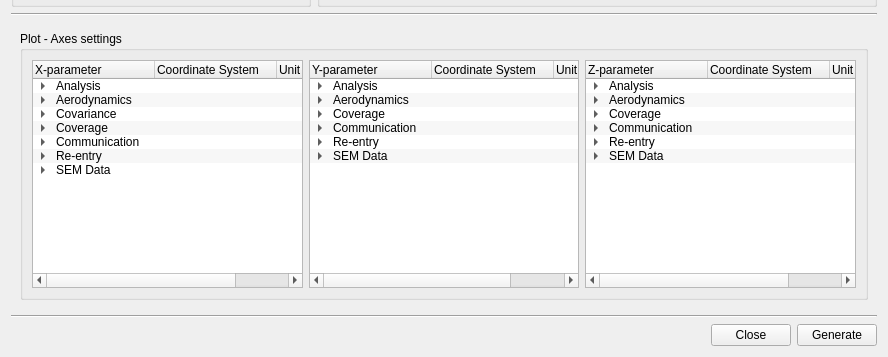
Above: sta-src/Analysis/analysis.ui from Dwarf-Planet-Project/SpaceDesignTool before the change; both pictures show x 0 to 888 and y 328 to 685 of the 888 by 685 pixel window. Below: the same form after it.
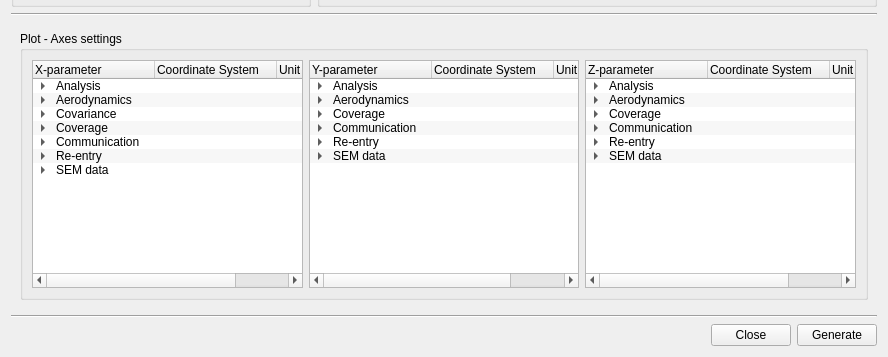
That is the form after the change. The open tabs and pages were chosen to show the change. Icons and pictures are not drawn.

Commit message: Patching Analysis Module: -the unsupported variables, in gray, were updated -the options of the parameters to be included in a report are not changed when more parameters are added -the units of inclination are now correct in every axis (x, y and z) in the plotting options -altitude is possible to be included in a report

The edit to the form file:
```diff
--- a/sta-src/Analysis/analysis.ui
+++ b/sta-src/Analysis/analysis.ui
@@ -2224,7 +2224,7 @@
                 </item>
                 <item>
                  <property name="text">
-                  <string>SEM Data</string>
+                  <string>SEM data</string>
                  </property>
                  <item>
                   <property name="text">
@@ -3393,7 +3393,7 @@
                 </item>
                 <item>
                  <property name="text">
-                  <string>SEM Data</string>
+                  <string>SEM data</string>
                  </property>
                  <item>
                   <property name="text">
@@ -4556,7 +4556,7 @@
                 </item>
                 <item>
                  <property name="text">
-                  <string>SEM Data</string>
+                  <string>SEM data</string>
                  </property>
                  <item>
                   <property name="text">
```
Left out of the diff: 20 changed lines with no effect on the pictures. The commit also changes 2 other files.
